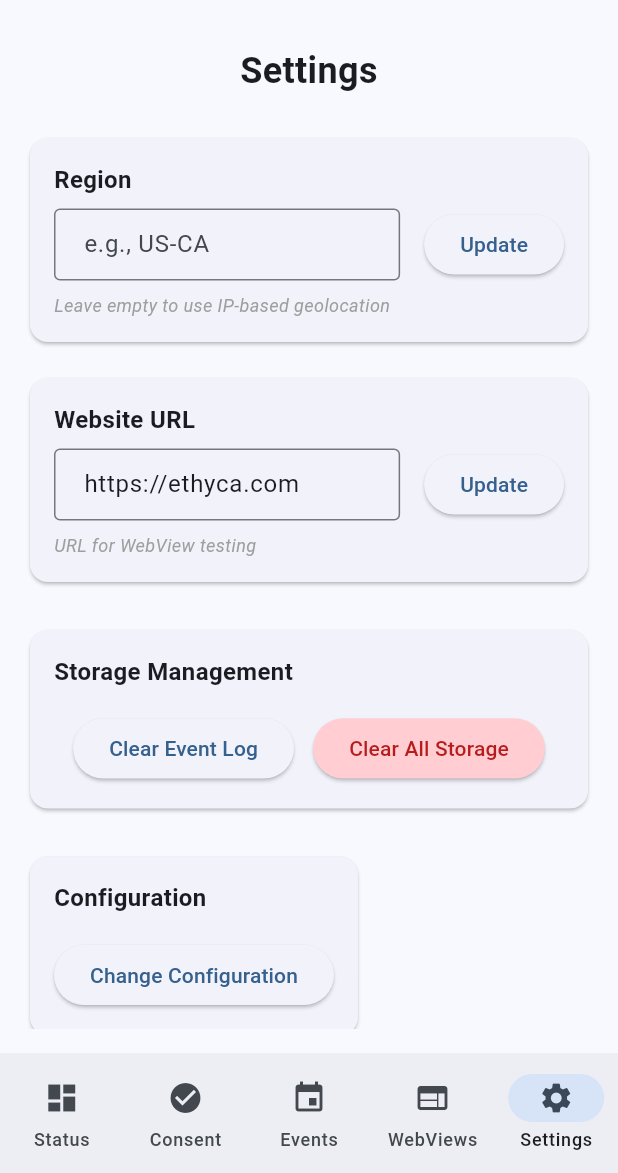
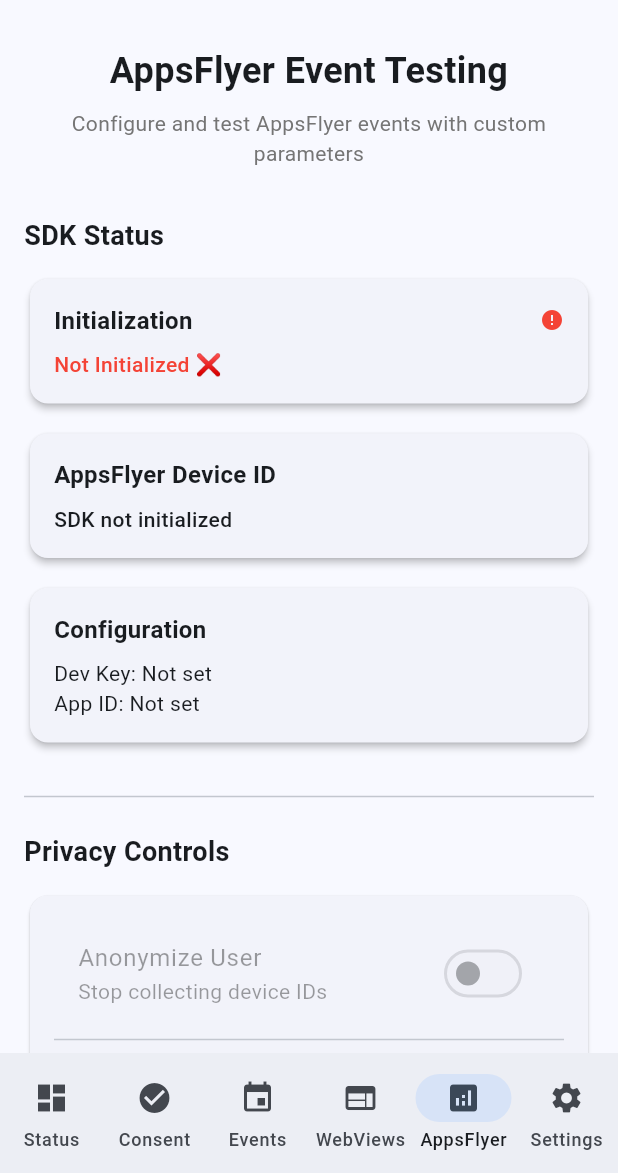
Before and after one commit to ethyca/janus-sdk-flutter, a Flutter app: the MainScreen screen opened directly, item 5 of the bottom bar chosen, on a phone screen of 412 x 824 dp, the part 63-1236 px from its top. Run offline on Flutter 3.47's test engine with Material 3 defaults, Android fonts, the phone set to English and light mode, and no system bars; our stand-ins replace plugin_platform_interface, shared_preferences, webview_flutter; missing offline and left inert: appsflyer_sdk; accounts and stored records are empty.

Commit message:
Release version 0.1.21

```diff
--- /dev/null
+++ b/example/lib/screens/appsflyer_screen.dart
@@ -0,0 +1,118 @@
+import 'package:flutter/material.dart';
+import '../appsflyer_service.dart';
+import '../models/appsflyer_event.dart';
+import '../widgets/appsflyer_status_section.dart';
+import '../widgets/appsflyer_user_id_section.dart';
+import '../widgets/appsflyer_privacy_controls.dart';
+import '../widgets/appsflyer_event_selection.dart';
+import '../widgets/appsflyer_event_parameters_form.dart';
+
+class AppsFlyerScreen extends StatefulWidget {
+  const AppsFlyerScreen({super.key});
+
+  @override
+  State<AppsFlyerScreen> createState() => _AppsFlyerScreenState();
+}
+
+class _AppsFlyerScreenState extends State<AppsFlyerScreen> {
+  bool _isInitialized = false;
+  AppsFlyerEventDefinition? _selectedEvent;
+
+  @override
+  void initState() {
+    super.initState();
+    _loadStatus();
+  }
+
+  Future<void> _loadStatus() async {
+    final service = AppsflyerService();
+    setState(() {
+      _isInitialized = service.isInitialized;
+    });
+  }
+
+  void _selectEvent(AppsFlyerEventDefinition event) {
+    setState(() {
+      _selectedEvent = event;
+    });
+  }
+
+  @override
+  Widget build(BuildContext context) {
+    return Scaffold(
+      body: Column(
+        children: [
+          // Header
+          Padding(
+            padding: const EdgeInsets.all(16.0),
+            child: Column(
+              children: [
+                const Text(
+                  'AppsFlyer Event Testing',
+                  style: TextStyle(fontSize: 24, fontWeight: FontWeight.bold),
+                  textAlign: TextAlign.center,
+                ),
+                const SizedBox(height: 8),
+                Text(
+                  'Configure and test AppsFlyer events with custom parameters',
+                  style: TextStyle(fontSize: 14, color: Colors.grey[600]),
+                  textAlign: TextAlign.center,
+                ),
+              ],
+            ),
+          ),
+
+          // Content
+          Expanded(
+            child: SingleChildScrollView(
+              padding: const EdgeInsets.all(16.0),
+              child: Column(
+                crossAxisAlignment: CrossAxisAlignment.stretch,
+                children: [
+                  // Status Section
+                  const AppsFlyerStatusSection(),
+
+                  const SizedBox(height: 24),
+                  const Divider(),
+                  const SizedBox(height: 16),
+
+                  // Privacy Controls Section
+                  AppsFlyerPrivacyControls(isInitialized: _isInitialized),
+
+                  const SizedBox(height: 24),
+                  const Divider(),
+                  const SizedBox(height: 16),
+
+                  // User ID Section
+                  AppsFlyerUserIdSection(isInitialized: _isInitialized),
+
+                  const SizedBox(height: 24),
+                  const Divider(),
+                  const SizedBox(height: 16),
+
+                  // Event Selection
+                  AppsFlyerEventSelection(
+                    selectedEvent: _selectedEvent,
+                    onEventSelected: _selectEvent,
+                    isInitialized: _isInitialized,
+                  ),
+
+                  const SizedBox(height: 16),
+
+                  // Event Parameters
+                  if (_selectedEvent != null)
+                    AppsFlyerEventParametersForm(
+                      event: _selectedEvent!,
+                      isInitialized: _isInitialized,
+                    ),
+
+                  const SizedBox(height: 32),
+                ],
+              ),
+            ),
+          ),
+        ],
+      ),
+    );
+  }
+}
--- a/example/lib/screens/main_screen.dart
+++ b/example/lib/screens/main_screen.dart
@@ -7,6 +7,7 @@
 import 'events_screen.dart';
 import 'webview_screen.dart';
 import 'settings_screen.dart';
+import 'appsflyer_screen.dart';
 
 class MainScreen extends StatefulWidget {
   const MainScreen({super.key});
@@ -23,6 +24,7 @@
     const ConsentScreen(),
     const EventsScreen(),
     const WebViewScreen(),
+    const AppsFlyerScreen(),
     const SettingsScreen(),
   ];
 
@@ -66,6 +68,10 @@
           NavigationDestination(
             icon: Icon(Icons.web),
             label: 'WebViews',
+          ),
+          NavigationDestination(
+            icon: Icon(Icons.analytics),
+            label: 'AppsFlyer',
           ),
           NavigationDestination(
             icon: Icon(Icons.settings),
--- /dev/null
+++ b/example/lib/widgets/appsflyer_privacy_controls.dart
@@ -0,0 +1,115 @@
+import 'package:flutter/material.dart';
+import '../appsflyer_service.dart';
+import 'appsflyer_snackbar_helper.dart';
+
+class AppsFlyerPrivacyControls extends StatefulWidget {
+  final bool isInitialized;
+
+  const AppsFlyerPrivacyControls({
+    super.key,
+    required this.isInitialized,
+  });
+
+  @override
+  State<AppsFlyerPrivacyControls> createState() => _AppsFlyerPrivacyControlsState();
+}
+
+class _AppsFlyerPrivacyControlsState extends State<AppsFlyerPrivacyControls> {
+  bool _isAnonymized = false;
+  bool _isStopped = false;
+  bool _disableAdIds = false;
+
+  void _toggleAnonymize() {
+    final newState = !_isAnonymized;
+    try {
+      AppsflyerService().anonymizeUser(newState);
+      setState(() {
+        _isAnonymized = newState;
+      });
+      AppsFlyerSnackbarHelper.show(
+        context,
+        'User anonymization ${newState ? "enabled" : "disabled"}',
+        Colors.blue,
+      );
+    } catch (e) {
+      AppsFlyerSnackbarHelper.show(context, 'Error: $e', Colors.red);
+    }
+  }
+
+  void _toggleStop() {
+    final newState = !_isStopped;
+    try {
+      AppsflyerService().stop(newState);
+      setState(() {
+        _isStopped = newState;
+      });
+      AppsFlyerSnackbarHelper.show(
+        context,
+        'SDK ${newState ? "stopped" : "started"}',
+        Colors.blue,
+      );
+    } catch (e) {
+      AppsFlyerSnackbarHelper.show(context, 'Error: $e', Colors.red);
+    }
+  }
+
+  void _toggleDisableAdIds() {
+    final newState = !_disableAdIds;
+    try {
+      AppsflyerService().disableAdvertisingIdentifiers(newState);
+      setState(() {
+        _disableAdIds = newState;
+      });
+      AppsFlyerSnackbarHelper.show(
+        context,
+        'Advertising IDs ${newState ? "disabled" : "enabled"}',
+        Colors.blue,
+      );
+    } catch (e) {
+      AppsFlyerSnackbarHelper.show(context, 'Error: $e', Colors.red);
+    }
+  }
+
+  @override
+  Widget build(BuildContext context) {
+    return Column(
+      crossAxisAlignment: CrossAxisAlignment.start,
+      children: [
+        const Text(
+          'Privacy Controls',
+          style: TextStyle(fontSize: 18, fontWeight: FontWeight.bold),
+        ),
+        const SizedBox(height: 12),
+        Card(
+          child: Padding(
+            padding: const EdgeInsets.all(16.0),
+            child: Column(
+              children: [
+                SwitchListTile(
+                  title: const Text('Anonymize User'),
+                  subtitle: const Text('Stop collecting device IDs'),
+                  value: _isAnonymized,
+                  onChanged: widget.isInitialized ? (_) => _toggleAnonymize() : null,
+                ),
+                const Divider(),
+                SwitchListTile(
+                  title: const Text('Stop SDK'),
+                  subtitle: const Text('Pause data collection'),
+                  value: _isStopped,
+                  onChanged: widget.isInitialized ? (_) => _toggleStop() : null,
+                ),
+                const Divider(),
+                SwitchListTile(
+                  title: const Text('Disable Ad IDs'),
+                  subtitle: const Text('Don\'t collect GAID/IDFA/AAID'),
+                  value: _disableAdIds,
+                  onChanged: widget.isInitialized ? (_) => _toggleDisableAdIds() : null,
+                ),
+              ],
+            ),
+          ),
+        ),
+      ],
+    );
+  }
+}
--- /dev/null
+++ b/example/lib/widgets/appsflyer_status_section.dart
@@ -0,0 +1,70 @@
+import 'package:flutter/material.dart';
+import '../appsflyer_service.dart';
+import 'status_card.dart';
+
+class AppsFlyerStatusSection extends StatefulWidget {
+  const AppsFlyerStatusSection({super.key});
+
+  @override
+  State<AppsFlyerStatusSection> createState() => _AppsFlyerStatusSectionState();
+}
+
+class _AppsFlyerStatusSectionState extends State<AppsFlyerStatusSection> {
+  String _appsFlyerId = 'Loading...';
+  bool _isInitialized = false;
+
+  @override
+  void initState() {
+    super.initState();
+    _loadStatus();
+  }
+
+  Future<void> _loadStatus() async {
+    final service = AppsflyerService();
+    setState(() {
+      _isInitialized = service.isInitialized;
+    });
+
+    if (_isInitialized) {
+      final id = await service.getAppsFlyerId();
+      setState(() {
+        _appsFlyerId = id ?? 'Not available';
+      });
+    } else {
+      setState(() {
+        _appsFlyerId = 'SDK not initialized';
+      });
+    }
+  }
+
+  @override
+  Widget build(BuildContext context) {
+    return Column(
+      crossAxisAlignment: CrossAxisAlignment.start,
+      children: [
+        const Text(
+          'SDK Status',
+          style: TextStyle(fontSize: 18, fontWeight: FontWeight.bold),
+        ),
+        const SizedBox(height: 12),
+        StatusCard(
+          title: 'Initialization',
+          content: _isInitialized ? 'Initialized ✅' : 'Not Initialized ❌',
+          isError: !_isInitialized,
+        ),
+        const SizedBox(height: 12),
+        StatusCard(
+          title: 'AppsFlyer Device ID',
+          content: _appsFlyerId,
+        ),
+        const SizedBox(height: 12),
+        StatusCard(
+          title: 'Configuration',
+          content: 'Dev Key: ${AppsflyerService().devKey.isNotEmpty ? "${AppsflyerService().devKey.substring(0, 4)}***" : "Not set"}\n'
+                   'App ID: ${AppsflyerService().appId.isNotEmpty ? AppsflyerService().appId : "Not set"}',
+          isMultiline: true,
+        ),
+      ],
+    );
+  }
+}
--- a/pubspec.yaml
+++ b/pubspec.yaml
@@ -1,6 +1,6 @@
 name: janus_sdk_flutter
 description: "Privacy consent management SDK for Flutter applications, wrapping the native Janus SDKs for Android and iOS."
-version: 0.1.20+21
+version: 0.1.21+22
 homepage: https://github.com/ethyca/janus-sdk-flutter
 repository: https://github.com/ethyca/janus-sdk-flutter
 issue_tracker: https://github.com/ethyca/janus-sdk-flutter/issues
```
Also changed, not shown: example/lib/widgets/appsflyer_event_parameters_form.dart (added, +192 -0 lines), example/lib/widgets/appsflyer_event_selection.dart (added, +64 -0 lines), example/lib/widgets/appsflyer_snackbar_helper.dart (added, +15 -0 lines), example/lib/widgets/appsflyer_user_id_section.dart (added, +89 -0 lines), 24 other files.
